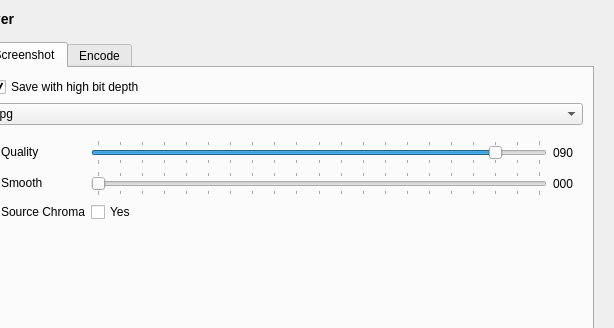
mpc-qt/mpc-qt, file src/settingswindow.ui: the form before one commit; both pictures show x 282 to 896 and y 0 to 328 of the 896 by 638 pixel window.
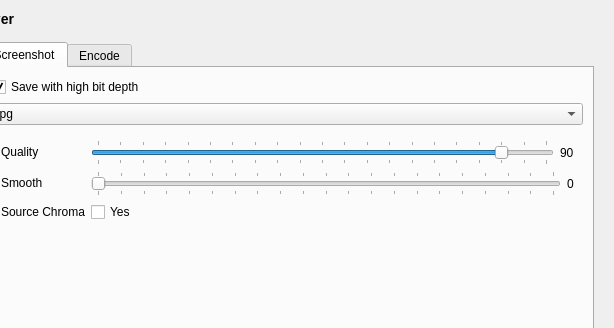
The form after the commit. The open tabs and pages were chosen to show the change.

Commit message: settingswindow: Prettify JPEG encoding settings

The edit to the form file:
```diff
--- a/src/settingswindow.ui
+++ b/src/settingswindow.ui
@@ -7288,7 +7288,7 @@
                      <item>
                       <widget class="QLabel" name="jpgQualityValue">
                        <property name="text">
-                        <string notr="true">090</string>
+                        <string notr="true">90</string>
                        </property>
                       </widget>
                      </item>
@@ -7325,7 +7325,7 @@
                      <item>
                       <widget class="QLabel" name="jpgSmoothValue">
                        <property name="text">
-                        <string notr="true">000</string>
+                        <string notr="true">0</string>
                        </property>
                       </widget>
                      </item>
```
The commit also changes 1 other file.
